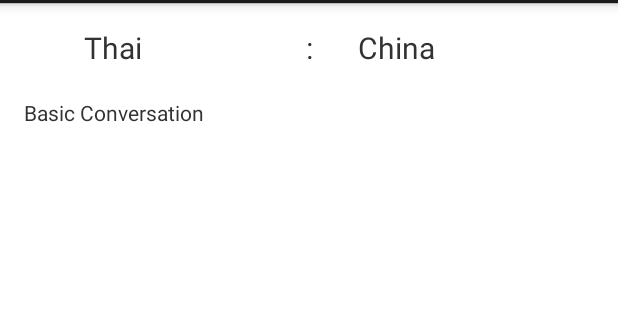
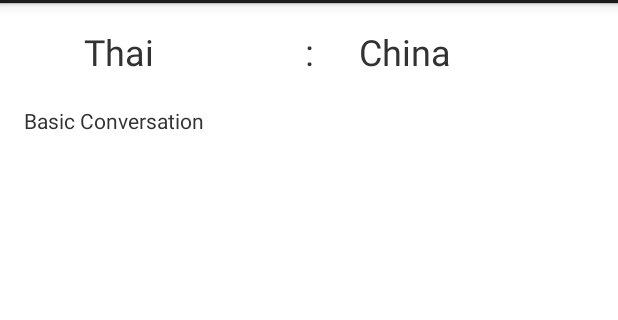
Before and after one commit to pheonize/HappyTalk-Release-1.1-, an Android app: the screen it shows after launch (ThingActivity), after a tap on "I would like to...", on a phone screen of 412 x 824 dp, the part 69-389 px from its top. Run offline under Robolectric (Android 15) with nearby library versions, the phone set to English and light mode, and no system bars; 3 statements that could not run were skipped.

Commit message:
fix font

```diff
--- a/app/src/main/res/layout/child_item.xml
+++ b/app/src/main/res/layout/child_item.xml
@@ -46,6 +46,7 @@
         android:layout_centerVertical="true"
         android:paddingTop="10dp"
         android:paddingLeft="50dp"
+        android:textSize="17sp"
         android:text="test1"/>
     <TextView
         android:id="@+id/txtWordEN"
@@ -55,6 +56,7 @@
         android:layout_below="@id/txtWordFrom"
         android:layout_centerVertical="true"
         android:paddingLeft="50dp"
+        android:textSize="17sp"
         android:text="test2"/>
     <TextView
             android:id="@+id/txtWordTo"
@@ -64,6 +66,7 @@
             android:layout_below="@id/txtWordEN"
             android:layout_centerVertical="true"
             android:paddingLeft="50dp"
+            android:textSize="17sp"
             android:text="test3"/>
         <TextView
             android:id="@+id/txtKaraokeTH"
@@ -73,6 +76,7 @@
             android:layout_below="@id/txtWordEN"
             android:layout_centerVertical="true"
             android:paddingLeft="50dp"
+            android:textSize="17sp"
             android:text="test5"/>
     <TextView
         android:id="@+id/txtKaraokeEN"
@@ -82,6 +86,7 @@
         android:layout_below="@id/txtKaraokeTH"
         android:layout_centerVertical="true"
         android:paddingLeft="50dp"
+        android:textSize="17sp"
         android:text="test4"/>
 
     </LinearLayout>
--- a/app/src/main/res/layout/group_listview.xml
+++ b/app/src/main/res/layout/group_listview.xml
@@ -10,11 +10,13 @@
         android:layout_width="fill_parent"
         android:layout_height="fill_parent"
         android:id="@+id/wordFrom"
+        android:textSize="18dp"
         android:paddingLeft="20dp"/>
     <TextView
         android:layout_width="fill_parent"
         android:layout_height="fill_parent"
         android:id="@+id/wordEN"
+        android:textSize="18dp"
         android:paddingLeft="20dp"/>
 
     <!--<ListView-->
--- a/app/src/main/res/layout/listview_row.xml
+++ b/app/src/main/res/layout/listview_row.xml
@@ -16,5 +16,6 @@
         android:layout_marginLeft="10dp"
         android:layout_marginRight="20dp"
         android:layout_marginTop="5dp"
+        android:textSize="18sp"
         android:text="TextView"/>
 </LinearLayout>
--- a/app/src/main/res/layout/listview_setting.xml
+++ b/app/src/main/res/layout/listview_setting.xml
@@ -7,4 +7,5 @@
         android:layout_height="fill_parent"
         android:text="TextView"
         android:padding="10dp"
+    android:textSize="20sp"
     android:configChanges="locale"/>
--- a/app/src/main/res/layout/logistic.xml
+++ b/app/src/main/res/layout/logistic.xml
@@ -32,7 +32,7 @@
             android:id="@+id/txtLangFrom"
             android:layout_weight="1"
             android:layout_marginLeft="40dp"
-            android:textSize="20dp"
+            android:textSize="24dp"
             android:drawSelectorOnTop="true"/>
         <TextView
             android:layout_width="wrap_content"
--- a/app/src/main/res/layout/place.xml
+++ b/app/src/main/res/layout/place.xml
@@ -32,13 +32,13 @@
             android:id="@+id/txtLangFrom"
             android:layout_weight="1"
             android:layout_marginLeft="40dp"
-            android:textSize="20dp"
+            android:textSize="24dp"
             android:drawSelectorOnTop="true"/>
         <TextView
             android:layout_width="wrap_content"
             android:layout_height="wrap_content"
             android:text=":"
-            android:textSize="20dp"
+            android:textSize="24dp"
             android:id="@+id/to"
 
 
@@ -49,7 +49,7 @@
             android:id="@+id/txtLangTo"
             android:layout_weight="1"
             android:drawSelectorOnTop="true"
-            android:textSize="20dp"
+            android:textSize="24dp"
             android:layout_marginLeft="30dp" />
 
 
--- a/app/src/main/res/layout/search.xml
+++ b/app/src/main/res/layout/search.xml
@@ -22,6 +22,7 @@
             android:layout_width="fill_parent"
             android:layout_height="50dp"
             android:layout_marginTop="20dp"
+            android:textSize="24dp"
             android:id="@+id/searchText"
             android:hint="Search"/>
     </LinearLayout>
--- a/app/src/main/res/layout/thing.xml
+++ b/app/src/main/res/layout/thing.xml
@@ -32,13 +32,13 @@
             android:id="@+id/txtLangFrom"
             android:layout_weight="1"
             android:layout_marginLeft="40dp"
-            android:textSize="20dp"
+            android:textSize="24dp"
             android:drawSelectorOnTop="true"/>
         <TextView
             android:layout_width="wrap_content"
             android:layout_height="wrap_content"
             android:text=":"
-            android:textSize="20dp"
+            android:textSize="24dp"
             android:id="@+id/to"
 
 
@@ -49,7 +49,7 @@
             android:id="@+id/txtLangTo"
             android:layout_weight="1"
             android:drawSelectorOnTop="true"
-            android:textSize="20dp"
+            android:textSize="24dp"
             android:layout_marginLeft="30dp" />
 
 
--- a/build.gradle
+++ b/build.gradle
@@ -5,7 +5,7 @@ buildscript {
         mavenCentral()
     }
     dependencies {
-        classpath 'com.android.tools.build:gradle:0.11.+'
+        classpath 'com.android.tools.build:gradle:0.12.+'
 
         // NOTE: Do not place your application dependencies here; they belong
         // in the individual module build.gradle files
```
Also changed, not shown: gradle/wrapper/gradle-wrapper.properties, 2 other files.
